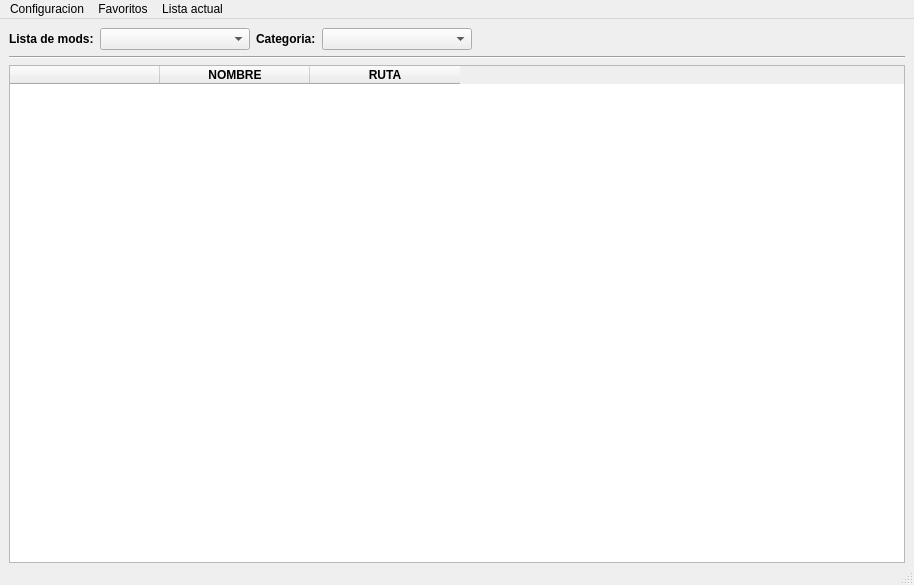
Above: pyqt_windows/main_window.ui from MelonRodante/ModList before the change. Below: the same form after it.
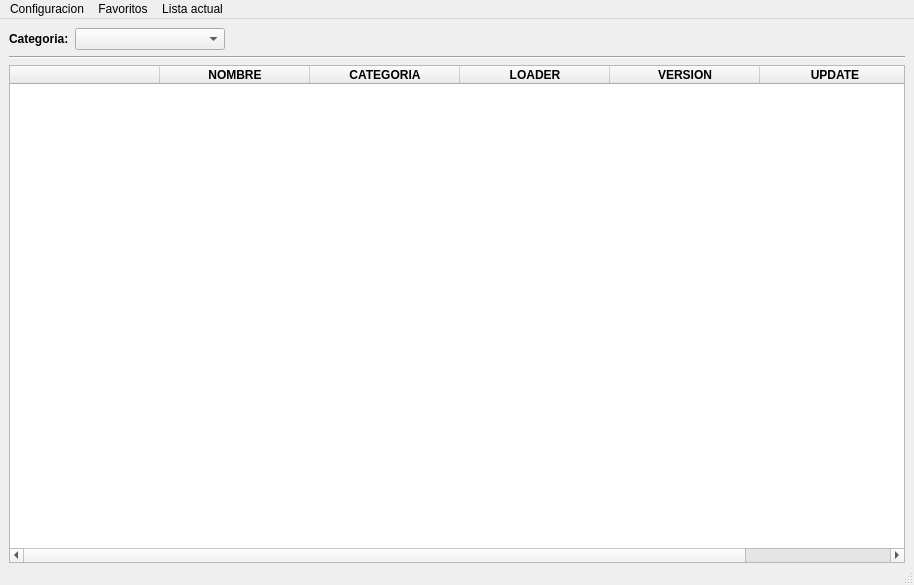
That is the form after the change. Icons and pictures are not drawn.

Commit message:
Cambios en la BD: - Añadido campo de categoria - Cambio del nombre de los campos en favoritos y bloqueado de path a mod
Cambios en la interfaz:
- El combobox de lista movido a la statusbar
- Eliminado el campo ruta de la tabla
- Añadidos los campos de category, loader, version y fecha a la tabla

Cambios en el codigo:
- Añadido metodo para consultas opcionales
- Cambio en las consultas para rellenar la tabla
- Filtrado por categoria

Patch:
```diff
--- a/pyqt_windows/main_window.ui
+++ b/pyqt_windows/main_window.ui
@@ -42,41 +42,6 @@
       <property name="bottomMargin">
        <number>0</number>
       </property>
-      <item>
-       <widget class="QLabel" name="lblModList">
-        <property name="minimumSize">
-         <size>
-          <width>0</width>
-          <height>0</height>
-         </size>
-        </property>
-        <property name="maximumSize">
-         <size>
-          <width>16777215</width>
-          <height>16777215</height>
-         </size>
-        </property>
-        <property name="font">
-         <font>
-          <weight>75</weight>
-          <bold>true</bold>
-         </font>
-        </property>
-        <property name="text">
-         <string>Lista de mods:</string>
-        </property>
-       </widget>
-      </item>
-      <item>
-       <widget class="QComboBox" name="cmbModList">
-        <property name="minimumSize">
-         <size>
-          <width>150</width>
-          <height>0</height>
-         </size>
-        </property>
-       </widget>
-      </item>
       <item>
        <widget class="QLabel" name="lblCategory">
         <property name="font">
@@ -186,7 +151,40 @@
       </column>
       <column>
        <property name="text">
-        <string>RUTA</string>
+        <string>CATEGORIA</string>
+       </property>
+       <property name="font">
+        <font>
+         <weight>75</weight>
+         <bold>true</bold>
+        </font>
+       </property>
+      </column>
+      <column>
+       <property name="text">
+        <string>LOADER</string>
+       </property>
+       <property name="font">
+        <font>
+         <weight>75</weight>
+         <bold>true</bold>
+        </font>
+       </property>
+      </column>
+      <column>
+       <property name="text">
+        <string>VERSION</string>
+       </property>
+       <property name="font">
+        <font>
+         <weight>75</weight>
+         <bold>true</bold>
+        </font>
+       </property>
+      </column>
+      <column>
+       <property name="text">
+        <string>UPDATE</string>
        </property>
        <property name="font">
         <font>
```
The commit also changes 5 other files.
